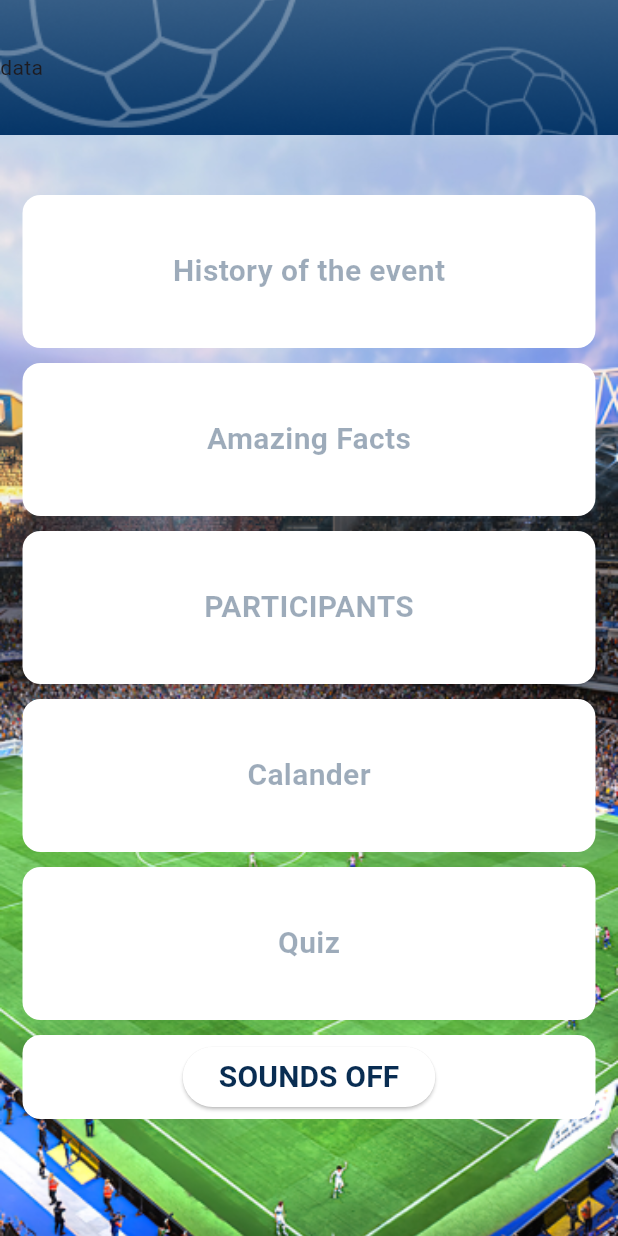
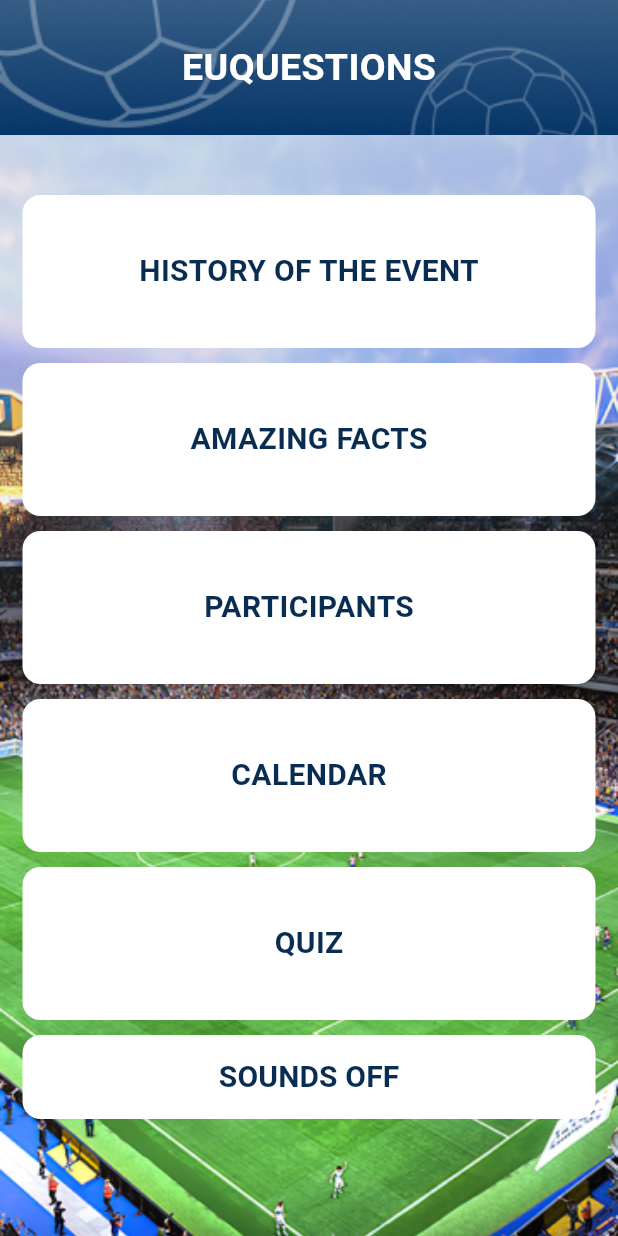
Before and after one commit to Mekdim12/Sport-Events-Game-Mobile-App, a Flutter app: the screen it shows after launch, on a phone screen of 412 x 824 dp. Run offline on Flutter 3.47's test engine with Material 3 defaults, Android fonts, the phone set to English and light mode, and no system bars; missing offline and left inert: dart:ffi.

Commit message:
cleaning and refactoring main home page

```diff
--- a/lib/screens/home_screen.dart
+++ b/lib/screens/home_screen.dart
@@ -1,5 +1,4 @@
 import 'dart:ffi';
-
 
 import 'package:flutter/material.dart';
 import 'package:flutter/widgets.dart';
@@ -43,8 +42,20 @@ class _HomePageWidgetState extends State<HomePageWidget> {
                   fit: BoxFit.cover,
                 ),
               ),
-              child: Row(
-                children: [Text("data")],
+              child: const Row(
+                mainAxisAlignment: MainAxisAlignment.center,
+                crossAxisAlignment: CrossAxisAlignment.center,
+                children: [
+                  Text(
+                    "EUQUESTIONS",
+                    style: TextStyle(
+                      color: Colors.white,
+                      fontSize: 25,
+                      fontWeight: FontWeight.bold,
+
+                    ),
+                  ),
+                ],
               ),
             ),
           ),
@@ -59,11 +70,11 @@ class _HomePageWidgetState extends State<HomePageWidget> {
                         borderRadius: BorderRadius.all(Radius.circular(12))),
                     height: 102,
                     margin: const EdgeInsets.symmetric(horizontal: 15),
-                    child: Center(
+                    child: const Center(
                       child: Text(
-                        "History of the event",
+                        "HISTORY OF THE EVENT",
                         style: TextStyle(
-                            color: Color.fromARGB(98, 0, 37, 76),
+                            color: Color.fromARGB(246, 0, 37, 76),
                             fontSize: 20,
                             fontWeight: FontWeight.bold),
                       ),
@@ -78,11 +89,11 @@ class _HomePageWidgetState extends State<HomePageWidget> {
                         borderRadius: BorderRadius.all(Radius.circular(12))),
                     height: 102,
                     margin: const EdgeInsets.symmetric(horizontal: 15),
-                    child: Center(
+                    child: const Center(
                       child: Text(
-                        "Amazing Facts",
+                        "AMAZING FACTS",
                         style: TextStyle(
-                            color: Color.fromARGB(98, 0, 37, 76),
+                            color: Color.fromARGB(246, 0, 37, 76),
                             fontSize: 20,
                             fontWeight: FontWeight.bold),
                       ),
@@ -97,11 +108,11 @@ class _HomePageWidgetState extends State<HomePageWidget> {
                         borderRadius: BorderRadius.all(Radius.circular(12))),
                     height: 102,
                     margin: const EdgeInsets.symmetric(horizontal: 15),
-                    child: Center(
+                    child: const Center(
                       child: Text(
                         "PARTICIPANTS",
                         style: TextStyle(
-                            color: Color.fromARGB(98, 0, 37, 76),
+                            color: Color.fromARGB(246, 0, 37, 76),
                             fontSize: 20,
                             fontWeight: FontWeight.bold),
                       ),
@@ -116,11 +127,11 @@ class _HomePageWidgetState extends State<HomePageWidget> {
                         borderRadius: BorderRadius.all(Radius.circular(12))),
                     height: 102,
                     margin: const EdgeInsets.symmetric(horizontal: 15),
-                    child: Center(
+                    child: const Center(
                       child: Text(
-                        "Calander",
+                        "CALENDAR",
                         style: TextStyle(
-                            color: Color.fromARGB(98, 0, 37, 76),
+                            color: Color.fromARGB(246, 0, 37, 76),
                             fontSize: 20,
                             fontWeight: FontWeight.bold),
                       ),
@@ -135,11 +146,11 @@ class _HomePageWidgetState extends State<HomePageWidget> {
                         borderRadius: BorderRadius.all(Radius.circular(12))),
                     height: 102,
                     margin: const EdgeInsets.symmetric(horizontal: 15),
-                    child: Center(
+                    child: const Center(
                       child: Text(
-                        "Quiz",
+                        "QUIZ",
                         style: TextStyle(
-                            color: Color.fromARGB(98, 0, 37, 76),
+                            color: Color.fromARGB(246, 0, 37, 76),
                             fontSize: 20,
                             fontWeight: FontWeight.bold),
                       ),
@@ -150,31 +161,38 @@ class _HomePageWidgetState extends State<HomePageWidget> {
                   ),
                   Container(
                     decoration: BoxDecoration(
-                        color: isSoundOn? Color.fromARGB(246, 0, 37, 76):Colors.white,
-                        borderRadius: const BorderRadius.all(Radius.circular(12))),
+                        color: isSoundOn
+                            ? Color.fromARGB(246, 0, 37, 76)
+                            : Colors.white,
+                        borderRadius:
+                            const BorderRadius.all(Radius.circular(12))),
                     height: 56,
                     margin: const EdgeInsets.symmetric(horizontal: 15),
                     child: Center(
                       child: ElevatedButton(
-
                         style: ButtonStyle(
+                            elevation: MaterialStatePropertyAll(0.0),
                             backgroundColor: MaterialStatePropertyAll(
-                          isSoundOn?  Color.fromARGB(246, 0, 37, 76):Colors.white,
-                          )
-                        ),
-                        onPressed: (){
+                              isSoundOn
+                                  ? Color.fromARGB(246, 0, 37, 76)
+                                  : Colors.white,
+                            )),
+                        onPressed: () {
                           isSoundOn = !isSoundOn;
                           setState(() {
                             isSoundOn;
                           });
                         },
-                        child:  Text(
+                        child: Text(
                           "SOUNDS OFF",
                           style: TextStyle(
-                            color: isSoundOn? Colors.white : Color.fromARGB(246, 0, 37, 76),
+                              color: isSoundOn
+                                  ? Colors.white
+                                  : Color.fromARGB(246, 0, 37, 76),
                               fontSize: 20,
                               fontWeight: FontWeight.bold),
-                      ),),
+                        ),
+                      ),
                     ),
                   ),
                 ],
```
Lines whose indentation alone changed are shown as unchanged.
